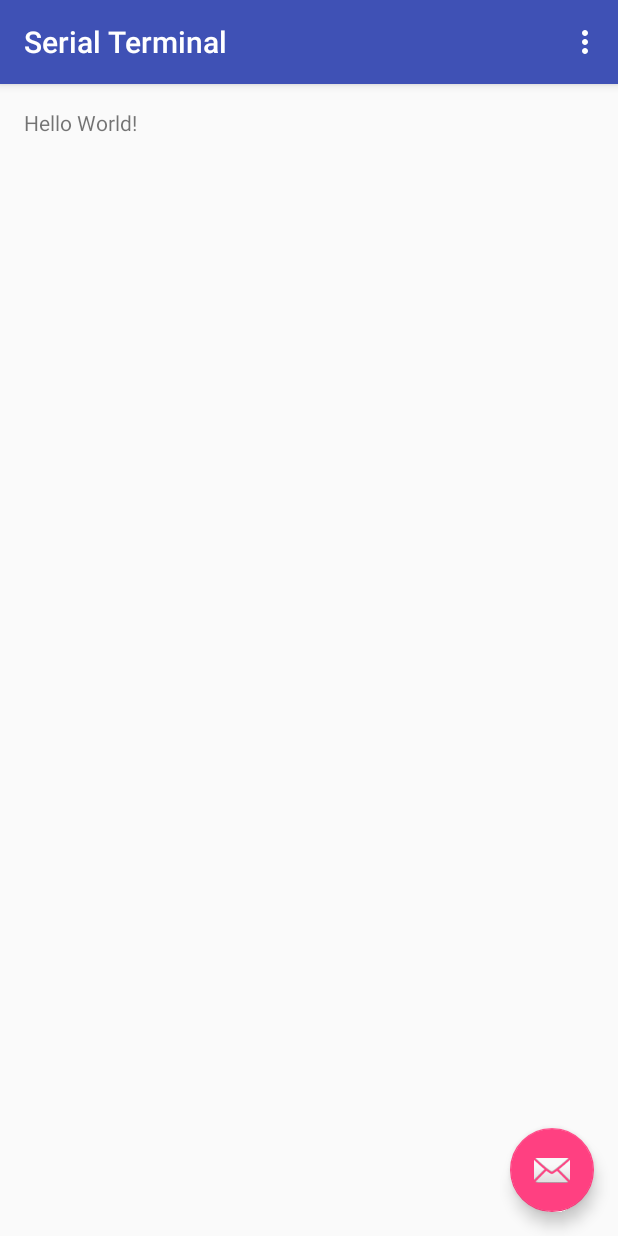
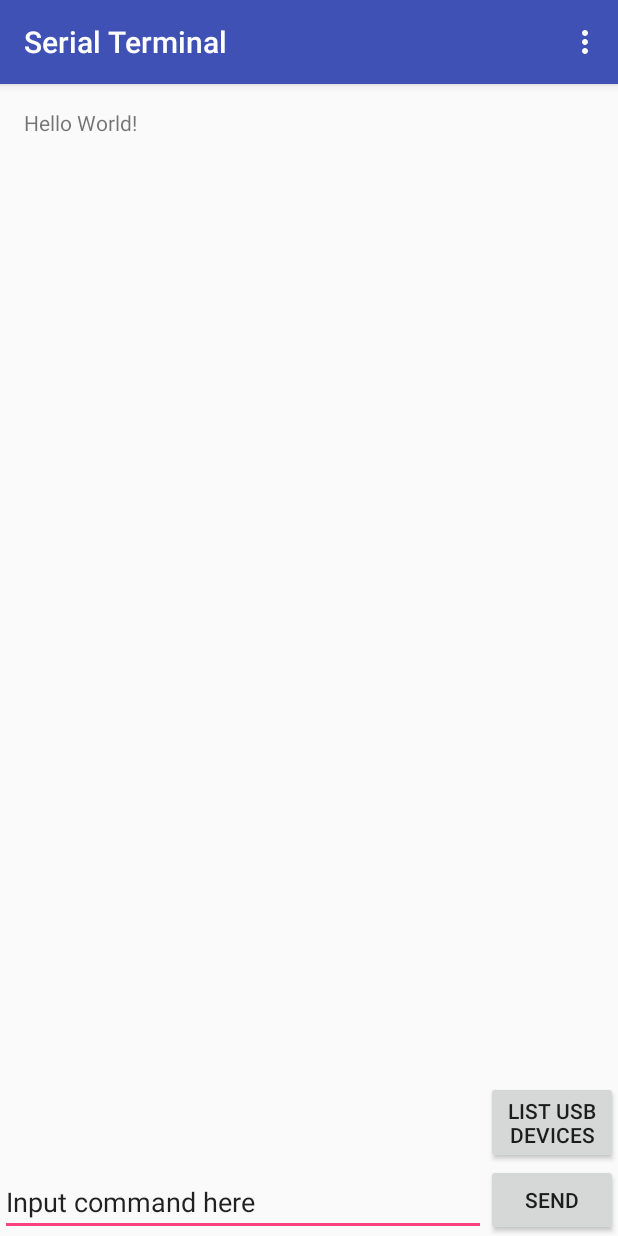
Before and after one commit to StBogdan/SerialTerminalAndroid, an Android app: the screen it shows after launch (MainActivity), on a phone screen of 412 x 824 dp. Run offline under Robolectric (Android 15) with nearby library versions, the phone set to English and light mode, and no system bars; 2 statements that could not run were skipped.

Commit message:
Added Android included USB support. Can now look for cable connection and lists endpoints.

```diff
--- a/app/build.gradle
+++ b/app/build.gradle
@@ -27,14 +27,17 @@ android {
             path "CMakeLists.txt"
         }
     }
+    productFlavors {
+    }
 }
 
 dependencies {
-    compile fileTree(dir: 'libs', include: ['*.jar'])
+    compile fileTree(include: ['*.jar'], dir: 'libs')
     androidTestCompile('com.android.support.test.espresso:espresso-core:2.2.2', {
         exclude group: 'com.android.support', module: 'support-annotations'
     })
     compile 'com.android.support:appcompat-v7:24.2.1'
     compile 'com.android.support:design:24.2.1'
     testCompile 'junit:junit:4.12'
+    compile 'com.android.support.constraint:constraint-layout:1.0.0-beta3'
 }
--- a/app/src/main/java/com/comp3215/group1/serialterminal/MainActivity.java
+++ b/app/src/main/java/com/comp3215/group1/serialterminal/MainActivity.java
@@ -1,6 +1,19 @@
 package com.comp3215.group1.serialterminal;
 
+import android.app.PendingIntent;
+import android.content.BroadcastReceiver;
+import android.content.Context;
+import android.content.Intent;
+import android.content.IntentFilter;
+import android.hardware.usb.UsbAccessory;
+import android.hardware.usb.UsbDevice;
+import android.hardware.usb.UsbEndpoint;
+import android.hardware.usb.UsbInterface;
+import android.hardware.usb.UsbManager;
 import android.os.Bundle;
+import android.util.Log;
+import android.widget.Button;
+import android.widget.EditText;
 import android.widget.TextView;
 import android.support.design.widget.FloatingActionButton;
 import android.support.design.widget.Snackbar;
@@ -9,8 +22,13 @@ import android.support.v7.widget.Toolbar;
 import android.view.View;
 import android.view.Menu;
 import android.view.MenuItem;
+import android.widget.Toast;
+
+import java.util.HashMap;
+import java.util.Iterator;
 
 public class MainActivity extends AppCompatActivity {
+    String command;
 
     // Used to load the 'native-lib' library on application startup.
     static {
@@ -24,19 +42,83 @@ public class MainActivity extends AppCompatActivity {
         Toolbar toolbar = (Toolbar) findViewById(R.id.toolbar);
         setSupportActionBar(toolbar);
 
-        FloatingActionButton fab = (FloatingActionButton) findViewById(R.id.fab);
-        fab.setOnClickListener(new View.OnClickListener() {
+        // Example of a call to a native method
+        final TextView tv = (TextView) findViewById(R.id.sample_text);
+        final EditText input = (EditText) findViewById(R.id.editCommand);
+        Button  sendComand= (Button) findViewById(R.id.buttonCommand);
+        Button  usbButton  = (Button) findViewById(R.id.usbButton);
+
+        sendComand.setOnClickListener(new View.OnClickListener() {
             @Override
             public void onClick(View view) {
-                Snackbar.make(view, "Replace with your own action", Snackbar.LENGTH_LONG)
-                        .setAction("Action", null).show();
+                command = input.getText().toString();
+                Toast.makeText(getApplicationContext(),command +"BOOP",Toast.LENGTH_LONG).show();
             }
         });
+        tv.setText(stringFromJNI());
 
-        // Example of a call to a native method
-        TextView tv = (TextView) findViewById(R.id.sample_text);
-        tv.setText(stringFromJNI());
+
+        String devicesString = "";
+        final UsbManager manager = (UsbManager) getSystemService(Context.USB_SERVICE);
+        final PendingIntent mPermissionIntent = PendingIntent.getBroadcast(this, 0, new Intent(ACTION_USB_PERMISSION), 0);
+        IntentFilter filter = new IntentFilter(ACTION_USB_PERMISSION);
+        registerReceiver(mUsbReceiver, filter);
+
+        usbButton.setOnClickListener(new View.OnClickListener() {
+            @Override
+            public void onClick(View view) {
+                HashMap<String,UsbDevice> devices = manager.getDeviceList();
+                Iterator<UsbDevice> deviceIt = devices.values().iterator();
+                UsbDevice cableUSB = null ;
+                while(deviceIt.hasNext()){
+                    UsbDevice  tempUsb= deviceIt.next();
+                    if(tempUsb.getProductId() == 24596 && tempUsb.getVendorId() == 1027){
+                        Toast.makeText(getApplicationContext(), "Found USB cable", Toast.LENGTH_SHORT).show();
+                        cableUSB = tempUsb;
+                    }
+                }
+                if(cableUSB != null){
+                    manager.requestPermission(cableUSB, mPermissionIntent);
+                    tv.setText("Number of interfaces " +cableUSB.getInterfaceCount() + "\n");
+
+                    UsbInterface cableInterface = cableUSB.getInterface(0);
+                    tv.append("Number of endpoints for interface id "+  cableInterface.getId() + " is:" + cableInterface.getEndpointCount() + "\n");
+                    for(int i=0;i< cableInterface.getEndpointCount();i++){
+                        UsbEndpoint cableEndpoints =cableInterface.getEndpoint(i);
+                        tv.append(cableEndpoints.toString()+"\n"+ cableEndpoints.getDirection()+ "\n"+ cableEndpoints.getAttributes()+ "\n\n");
+                    }
+                }
+                else Toast.makeText(getApplicationContext(),"No interfaces found",Toast.LENGTH_LONG).show();
+                //Toast.makeText(getApplicationContext(),test,Toast.LENGTH_LONG).show();
+                //tv.setText(test);
+            }
+        });
     }
+
+    private static final String ACTION_USB_PERMISSION =
+            "com.android.example.USB_PERMISSION";
+    private final BroadcastReceiver mUsbReceiver = new BroadcastReceiver() {
+
+        public void onReceive(Context context, Intent intent) {
+            String action = intent.getAction();
+            if (ACTION_USB_PERMISSION.equals(action)) {
+                synchronized (this) {
+                    UsbDevice device = (UsbDevice)intent.getParcelableExtra(UsbManager.EXTRA_DEVICE);
+
+                    if (intent.getBooleanExtra(UsbManager.EXTRA_PERMISSION_GRANTED, false)) {
+                        if(device != null){
+                            //call method to set up device communication
+                        }
+                    }
+                    else {
+                        Toast.makeText(getApplicationContext(),"Permission denied for "+ device,Toast.LENGTH_LONG).show();
+                    }
+                }
+            }
+        }
+    };
+
+
 
     @Override
     public boolean onCreateOptionsMenu(Menu menu) {
--- a/app/src/main/res/layout/activity_main.xml
+++ b/app/src/main/res/layout/activity_main.xml
@@ -23,12 +23,36 @@
 
     <include layout="@layout/content_main" />
 
-    <android.support.design.widget.FloatingActionButton
-        android:id="@+id/fab"
-        android:layout_width="wrap_content"
-        android:layout_height="wrap_content"
-        android:layout_gravity="bottom|end"
-        android:layout_margin="@dimen/fab_margin"
-        app:srcCompat="@android:drawable/ic_dialog_email" />
+    <RelativeLayout
+        android:layout_width="match_parent"
+        android:layout_height="match_parent">
+
+        <EditText
+            android:layout_width="wrap_content"
+            android:layout_height="wrap_content"
+            android:inputType="textPersonName"
+            android:text="Input command here"
+            android:ems="10"
+            android:id="@+id/editCommand"
+            android:layout_alignParentBottom="true"
+            android:layout_alignParentStart="true"
+            android:layout_toStartOf="@+id/buttonCommand" />
+
+        <Button
+            android:text="Send"
+            android:layout_width="wrap_content"
+            android:layout_height="wrap_content"
+            android:layout_alignParentBottom="true"
+            android:layout_alignParentEnd="true"
+            android:id="@+id/buttonCommand" />
+
+        <Button
+            android:text="List USB devices"
+            android:layout_width="wrap_content"
+            android:layout_height="wrap_content"
+            android:layout_above="@+id/buttonCommand"
+            android:id="@+id/usbButton"
+            android:layout_alignStart="@+id/buttonCommand" />
+    </RelativeLayout>
 
 </android.support.design.widget.CoordinatorLayout>
```
Also changed, not shown: app/src/main/AndroidManifest.xml (+8 -0 lines), 1 other file.
